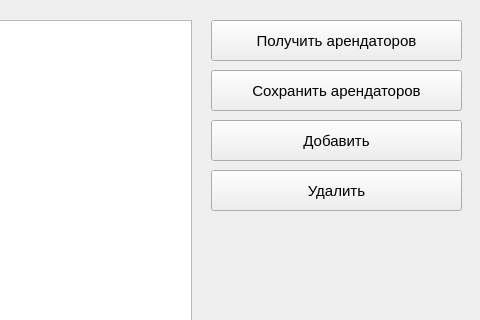
The window that src/admin/design.ui (ilyasssklimov/bmstu_CourseProjectDB) describes before a commit, drawn with Qt 5; both pictures show x 799 to 1279 and y 0 to 320 of the 1279 by 837 pixel window.
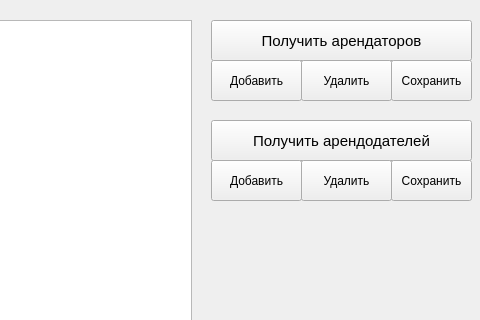
The same window after the commit.

Commit message: add landlord registration to admin panel

Diff of the .ui file:
```diff
--- a/src/admin/design.ui
+++ b/src/admin/design.ui
@@ -19,7 +19,7 @@
      <rect>
       <x>1010</x>
       <y>20</y>
-      <width>251</width>
+      <width>261</width>
       <height>41</height>
      </rect>
     </property>
@@ -36,14 +36,14 @@
     <property name="geometry">
      <rect>
       <x>1010</x>
-      <y>120</y>
-      <width>251</width>
+      <y>60</y>
+      <width>91</width>
       <height>41</height>
      </rect>
     </property>
     <property name="font">
      <font>
-      <pointsize>11</pointsize>
+      <pointsize>9</pointsize>
      </font>
     </property>
     <property name="text">
@@ -53,15 +53,15 @@
    <widget class="QPushButton" name="delBtn">
     <property name="geometry">
      <rect>
-      <x>1010</x>
-      <y>170</y>
-      <width>251</width>
+      <x>1100</x>
+      <y>60</y>
+      <width>91</width>
       <height>41</height>
      </rect>
     </property>
     <property name="font">
      <font>
-      <pointsize>11</pointsize>
+      <pointsize>9</pointsize>
      </font>
     </property>
     <property name="text">
@@ -71,19 +71,19 @@
    <widget class="QPushButton" name="tenantSavBtn">
     <property name="geometry">
      <rect>
-      <x>1010</x>
-      <y>70</y>
-      <width>251</width>
+      <x>1190</x>
+      <y>60</y>
+      <width>81</width>
       <height>41</height>
      </rect>
     </property>
     <property name="font">
      <font>
-      <pointsize>11</pointsize>
+      <pointsize>9</pointsize>
      </font>
     </property>
     <property name="text">
-     <string>Сохранить арендаторов</string>
+     <string>Сохранить</string>
     </property>
    </widget>
    <widget class="QTableWidget" name="table">
@@ -96,6 +96,78 @@
      </rect>
     </property>
    </widget>
+   <widget class="QPushButton" name="landlordGetBtn">
+    <property name="geometry">
+     <rect>
+      <x>1010</x>
+      <y>120</y>
+      <width>261</width>
+      <height>41</height>
+     </rect>
+    </property>
+    <property name="font">
+     <font>
+      <pointsize>11</pointsize>
+     </font>
+    </property>
+    <property name="text">
+     <string>Получить арендодателей</string>
+    </property>
+   </widget>
+   <widget class="QPushButton" name="landlordSavBtn">
+    <property name="geometry">
+     <rect>
+      <x>1190</x>
+      <y>160</y>
+      <width>81</width>
+      <height>41</height>
+     </rect>
+    </property>
+    <property name="font">
+     <font>
+      <pointsize>9</pointsize>
+     </font>
+    </property>
+    <property name="text">
+     <string>Сохранить</string>
+    </property>
+   </widget>
+   <widget class="QPushButton" name="landlordDelBtn">
+    <property name="geometry">
+     <rect>
+      <x>1100</x>
+      <y>160</y>
+      <width>91</width>
+      <height>41</height>
+     </rect>
+    </property>
+    <property name="font">
+     <font>
+      <pointsize>9</pointsize>
+     </font>
+    </property>
+    <property name="text">
+     <string>Удалить</string>
+    </property>
+   </widget>
+   <widget class="QPushButton" name="landlordAddBtn">
+    <property name="geometry">
+     <rect>
+      <x>1010</x>
+      <y>160</y>
+      <width>91</width>
+      <height>41</height>
+     </rect>
+    </property>
+    <property name="font">
+     <font>
+      <pointsize>9</pointsize>
+     </font>
+    </property>
+    <property name="text">
+     <string>Добавить</string>
+    </property>
+   </widget>
   </widget>
   <widget class="QMenuBar" name="menubar">
    <property name="geometry">
```
Left out of the diff: 4 changed lines with no effect on the pictures. The commit also changes 2 other files.
